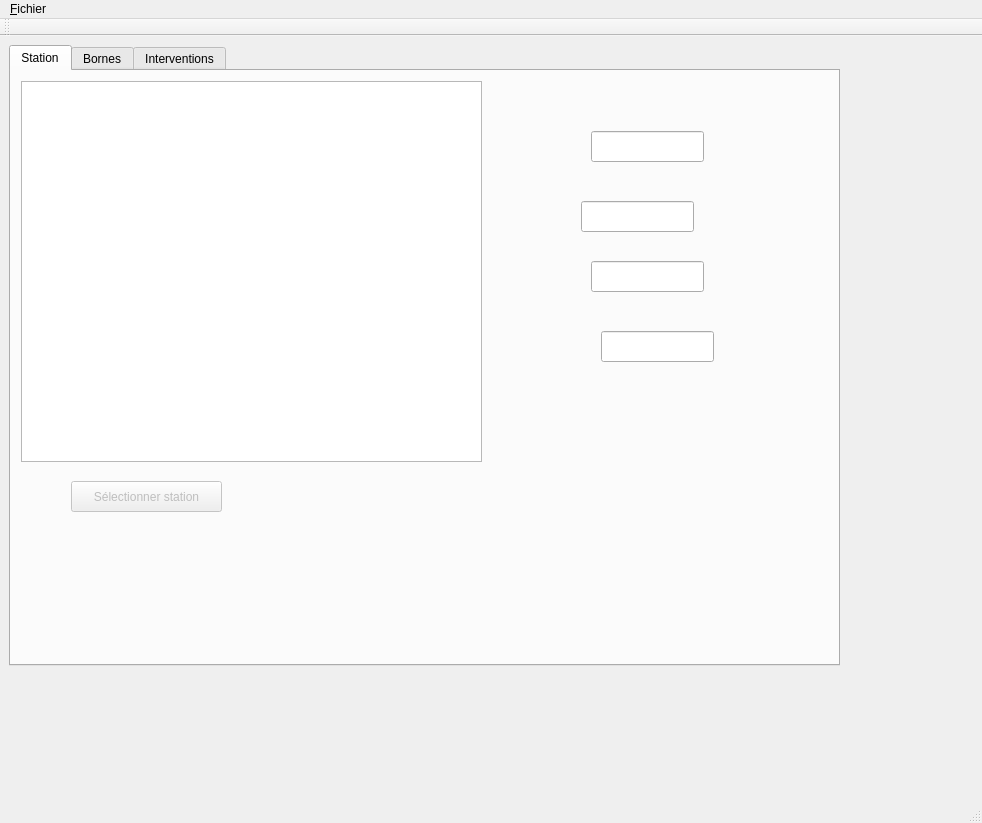
Qt form mainwindow.ui (gthom/bts_SIO_Gap_Crab_Equipe_Est) before a commit.
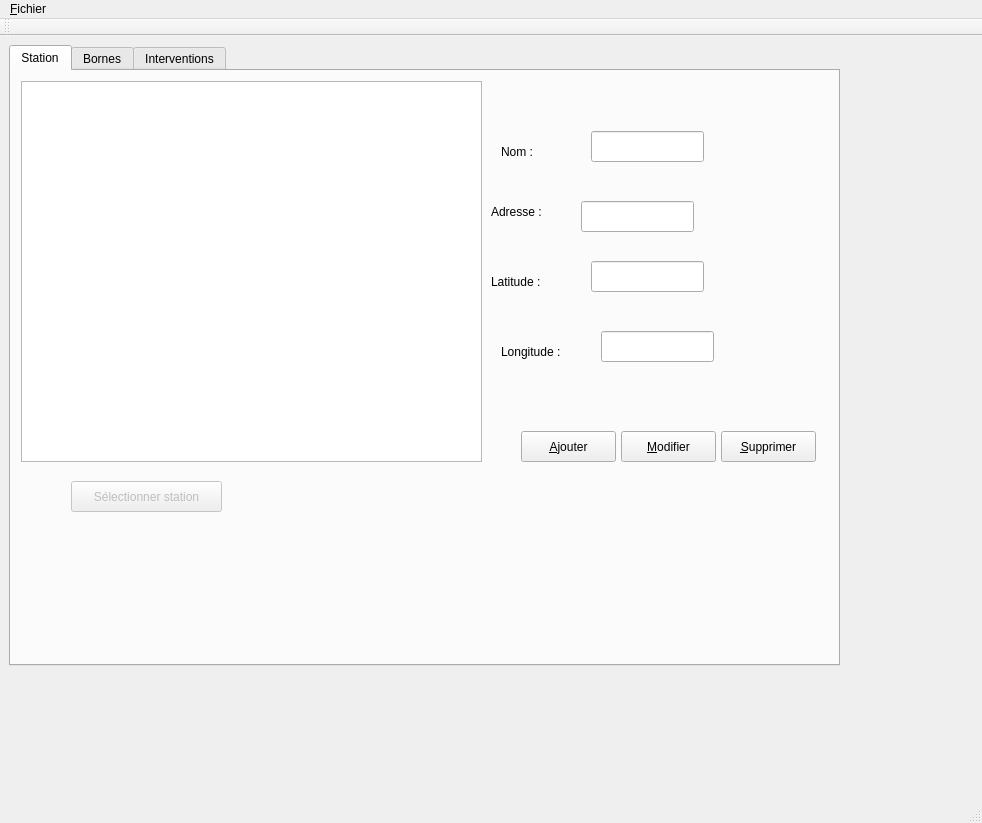
The same form after that commit.

Commit message: Ajout de station OK

```diff
--- a/mainwindow.ui
+++ b/mainwindow.ui
@@ -73,6 +73,97 @@
        </rect>
       </property>
      </widget>
+     <widget class="QLabel" name="label">
+      <property name="geometry">
+       <rect>
+        <x>490</x>
+        <y>70</y>
+        <width>67</width>
+        <height>21</height>
+       </rect>
+      </property>
+      <property name="text">
+       <string>Nom :</string>
+      </property>
+     </widget>
+     <widget class="QLabel" name="label_2">
+      <property name="geometry">
+       <rect>
+        <x>480</x>
+        <y>130</y>
+        <width>67</width>
+        <height>21</height>
+       </rect>
+      </property>
+      <property name="text">
+       <string>Adresse :</string>
+      </property>
+     </widget>
+     <widget class="QLabel" name="label_3">
+      <property name="geometry">
+       <rect>
+        <x>480</x>
+        <y>200</y>
+        <width>67</width>
+        <height>21</height>
+       </rect>
+      </property>
+      <property name="text">
+       <string>Latitude :</string>
+      </property>
+     </widget>
+     <widget class="QLabel" name="label_4">
+      <property name="geometry">
+       <rect>
+        <x>490</x>
+        <y>270</y>
+        <width>67</width>
+        <height>21</height>
+       </rect>
+      </property>
+      <property name="text">
+       <string>Longitude :</string>
+      </property>
+     </widget>
+     <widget class="QPushButton" name="pushButtonStationAjouter">
+      <property name="geometry">
+       <rect>
+        <x>510</x>
+        <y>360</y>
+        <width>95</width>
+        <height>31</height>
+       </rect>
+      </property>
+      <property name="text">
+       <string>&amp;Ajouter</string>
+      </property>
+     </widget>
+     <widget class="QPushButton" name="pushButtonStationModifier">
+      <property name="geometry">
+       <rect>
+        <x>610</x>
+        <y>360</y>
+        <width>95</width>
+        <height>31</height>
+       </rect>
+      </property>
+      <property name="text">
+       <string>&amp;Modifier</string>
+      </property>
+     </widget>
+     <widget class="QPushButton" name="pushButtonStationSupprimer">
+      <property name="geometry">
+       <rect>
+        <x>710</x>
+        <y>360</y>
+        <width>95</width>
+        <height>31</height>
+       </rect>
+      </property>
+      <property name="text">
+       <string>&amp;Supprimer</string>
+      </property>
+     </widget>
      <widget class="QTableView" name="tableViewStation">
       <property name="geometry">
        <rect>
```
Left out of the diff: 8 changed lines with no effect on the pictures. The commit also changes 2 other files.
